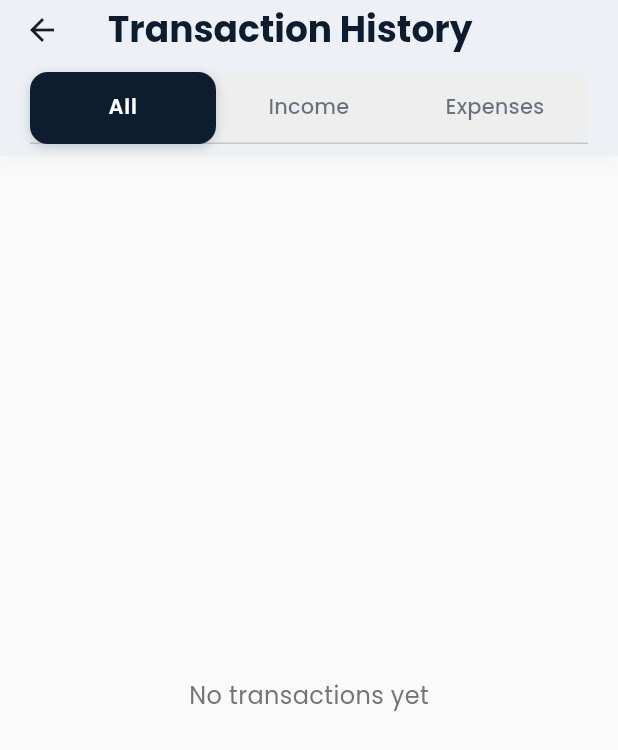
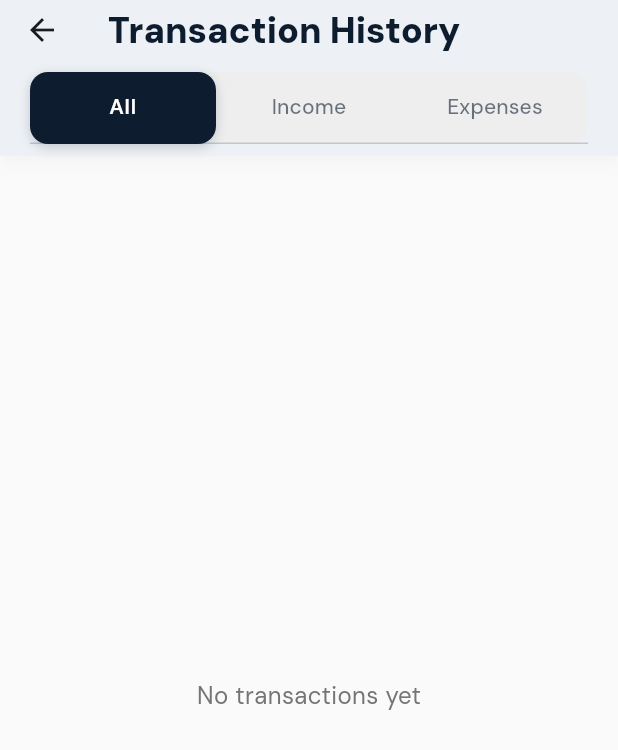
Before and after one commit to bimalsharma07/FinGuide, a Flutter app: the TransactionScreen screen opened directly, on a phone screen of 412 x 824 dp. Shown: the top 750 px of the screen. Run offline on Flutter 3.47's test engine with Material 3 defaults, Android fonts, the phone set to English and light mode, and no system bars; our stand-ins replace animated_text_kit, google_fonts.

Commit message:
Update transaction_screen.dart
Some UI changes in the screen

```diff
--- a/lib/screens/transaction_screen.dart
+++ b/lib/screens/transaction_screen.dart
@@ -47,8 +47,8 @@ class _TransactionScreenState extends State<TransactionScreen>
       appBar: AppBar(
         title: Text(
           'Transaction History',
-          style: GoogleFonts.poppins(
-            fontWeight: FontWeight.w700,
+          style: GoogleFonts.dmSans(
+            fontWeight: FontWeight.w900,
             color: primaryColor,
             fontSize: 24,
           ),
@@ -78,12 +78,12 @@ class _TransactionScreenState extends State<TransactionScreen>
           isScrollable: false,
           labelPadding: const EdgeInsets.symmetric(horizontal: 0),
           indicatorSize: TabBarIndicatorSize.tab,
-          labelStyle: GoogleFonts.poppins(
+          labelStyle: GoogleFonts.dmSans(
             fontWeight: FontWeight.w600,
             fontSize: 14,
             letterSpacing: 0.5,
           ),
-          unselectedLabelStyle: GoogleFonts.poppins(
+          unselectedLabelStyle: GoogleFonts.dmSans(
             fontWeight: FontWeight.w500,
             fontSize: 14,
           ),
@@ -135,7 +135,7 @@ class _TransactionScreenState extends State<TransactionScreen>
       return Center(
         child: Text(
           'No transactions yet',
-          style: GoogleFonts.poppins(fontSize: 16, color: Colors.grey[600]),
+          style: GoogleFonts.dmSans(fontSize: 16, color: Colors.grey[600]),
         ),
       );
     }
@@ -178,7 +178,7 @@ class _TransactionScreenState extends State<TransactionScreen>
                 children: [
                   Text(
                     transaction.title,
-                    style: GoogleFonts.poppins(
+                    style: GoogleFonts.dmSans(
                       fontSize: 16,
                       fontWeight: FontWeight.w600,
                       color: primaryColor,
@@ -188,7 +188,7 @@ class _TransactionScreenState extends State<TransactionScreen>
                   Text(
                     DateFormat('MMM dd, yyyy • hh:mm a')
                         .format(transaction.date),
-                    style: GoogleFonts.poppins(
+                    style: GoogleFonts.dmSans(
                       fontSize: 13,
                       color: Colors.grey[600],
                       fontWeight: FontWeight.w500,
@@ -203,7 +203,7 @@ class _TransactionScreenState extends State<TransactionScreen>
                 Text(
                   // Add + or - sign depending on isIncome
                   '${transaction.isIncome ? '+' : '-'}£${transaction.amount.toStringAsFixed(2)}',
-                  style: GoogleFonts.poppins(
+                  style: GoogleFonts.dmSans(
                     fontSize: 16,
                     fontWeight: FontWeight.w700,
                     color: transaction.isIncome ? darkGreen : darkRed,
@@ -222,7 +222,7 @@ class _TransactionScreenState extends State<TransactionScreen>
                   child: Text(
                     // You can customize these status labels
                     transaction.isIncome ? 'Completed' : 'Processed',
-                    style: GoogleFonts.poppins(
+                    style: GoogleFonts.dmSans(
                       fontSize: 12,
                       fontWeight: FontWeight.w600,
                       color: transaction.isIncome ? darkGreen : darkRed,
```
